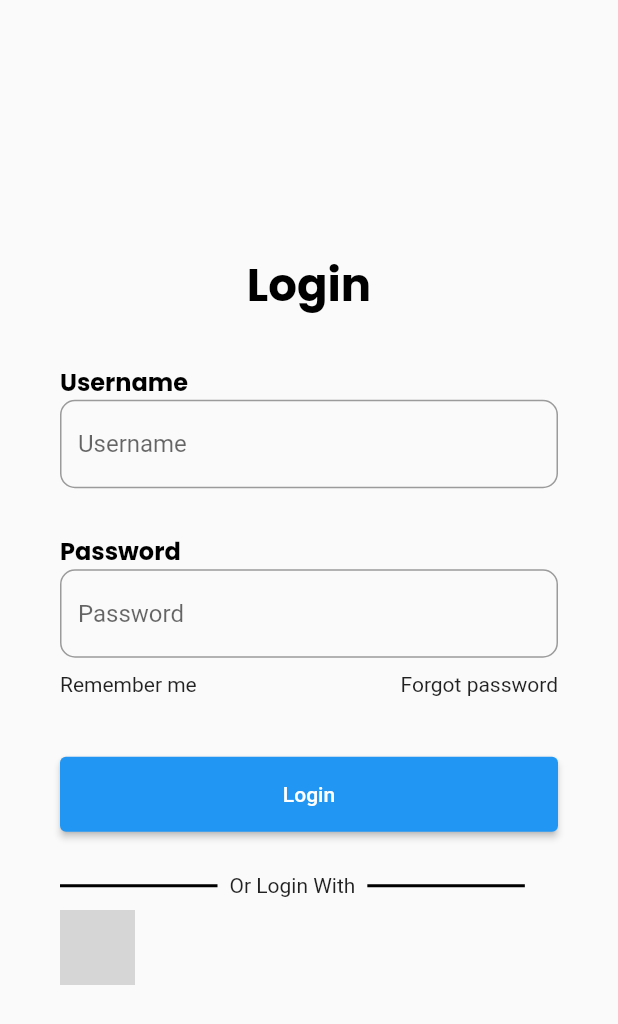
After one commit to DOJYDOMINIC/myproject, a Flutter app: the screen it shows after launch, on a phone screen of 412 x 824 dp. The commit adds this screen. Shown: the top 1024 px of the screen. Run offline on Flutter 3.47's test engine with Material 2 defaults, Android fonts, the phone set to English and light mode, and no system bars; our stand-ins replace easy_localization, flutter_tts, google_fonts, lottie; grey boxes are pictures that could not be loaded.

Commit message:
login,autoplay

```diff
--- /dev/null
+++ b/lib/constant/colors.dart
@@ -0,0 +1,12 @@
+import 'package:flutter/material.dart';
+//Const color used in application
+class ColorConst {
+  // Payment page color constants
+  static const Color black=Color(0xff000000);
+  static const Color blue=Color(0xff0e70b9);
+  static const Color orange=Color(0xffee741f);
+  static const Color green=Color(0xff16b31c);
+  static const Color white=Colors.white;
+  static  Color borderColor=Colors.grey.shade300;
+  static  Color textMediumColor=Colors.grey.shade700;
+}
--- /dev/null
+++ b/lib/constant/textstyle.dart
@@ -0,0 +1,6 @@
+
+import 'package:flutter/material.dart';
+import 'package:google_fonts/google_fonts.dart';
+
+TextStyle heading = GoogleFonts.poppins(fontSize: 30,color:Color(0xff000000),fontWeight: FontWeight.bold);
+TextStyle subtext = GoogleFonts.poppins(fontSize: 16,color:Color(0xff000000),fontWeight: FontWeight.bold);
--- a/lib/main.dart
+++ b/lib/main.dart
@@ -1,6 +1,6 @@
 import 'package:easy_localization/easy_localization.dart';
 import 'package:flutter/material.dart';
-import 'package:myproject/view/homepage.dart';
+import 'package:myproject/view/admin/admin_login.dart';
 import 'package:provider/provider.dart';
 
 import 'control/providers/providerone.dart';
@@ -32,7 +32,7 @@ class MyApp extends StatelessWidget {
         localizationsDelegates: context.localizationDelegates,
         supportedLocales: context.supportedLocales,
         locale: context.locale,
-        home: Consumer(builder: (context, value, child) => HomePage()),
+        home: Consumer(builder: (context, value, child) => AdminLogin()),
       ),
     );
   }
--- /dev/null
+++ b/lib/view/admin/admin_login.dart
@@ -0,0 +1,92 @@
+
+import 'package:flutter/material.dart';
+import 'package:myproject/constant/textstyle.dart';
+import '../homepage.dart';
+import '../widgets/textfields.dart';
+
+class AdminLogin extends StatelessWidget {
+  const AdminLogin({Key? key}) : super(key: key);
+
+  @override
+  Widget build(BuildContext context) {
+    final width = MediaQuery.of(context).size.width;
+    return Scaffold(
+      body: Padding(
+        padding: const EdgeInsets.only(left: 40,right: 40),
+        child: Column(
+          mainAxisAlignment: MainAxisAlignment.center,
+          crossAxisAlignment: CrossAxisAlignment.start,
+          children: [
+            Center(child: Text('Login',style: heading,)),
+            SizedBox(height: 30,),
+            TextFieldss(title: 'Username', hint: 'Username',),
+            SizedBox(height: 30,),
+            TextFieldss(title: 'Password', hint: 'Password'),
+            SizedBox(height: 10,),
+            Row(
+              mainAxisAlignment: MainAxisAlignment.spaceBetween,
+              children: [
+                Text('Remember me'),
+                Text('Forgot password')
+              ],
+            ),
+            SizedBox(height: 40,),
+            Center(
+              child: SizedBox(
+                width: width,
+                height: 50,
+                child: ElevatedButton(onPressed: (){
+                  Navigator.pushReplacement(context, MaterialPageRoute(builder: (context) => HomePage(),));
+                }, child: Text('Login')),
+              ),
+            ),
+            SizedBox(height: 20,),
+            Row(
+              children: [
+                Container(
+                  height: 2,
+                  width: 105,
+                  color: Colors.black,
+                ),
+                Padding(
+                  padding: const EdgeInsets.all(8.0),
+                  child: Text('Or Login With'),
+                ),
+                Container(
+                  height: 2,
+                  width: 105,
+                  color: Colors.black,
+                ),
+              ],
+            ),
+            Row(
+              children: [
+                Container(
+                  height: 50,
+                  width: 50,
+                  decoration: BoxDecoration(image: DecorationImage(
+                    fit: BoxFit.cover,
+                      image: AssetImage('assets/images/google.png'))),
+                ),
+                // Container(
+                //   height: 50,
+                //   width: 50,
+                //   decoration: BoxDecoration(image: DecorationImage(
+                //       fit: BoxFit.cover,
+                //       image: AssetImage('assets/images/fb.png'))),
+                // ),
+                // Container(
+                //   height: 50,
+                //   width: 50,
+                //   decoration: BoxDecoration(image: DecorationImage(
+                //       fit: BoxFit.cover,
+                //       image: AssetImage('assets/images/tetr.png'))),
+                // ),
+              ],
+            )
+          ],
+        ),
+      ),
+    );
+  }
+}
--- /dev/null
+++ b/lib/view/admin/andmin_reg.dart
@@ -0,0 +1,12 @@
+import 'package:flutter/material.dart';
+
+class SignUp extends StatelessWidget {
+  const SignUp({Key? key}) : super(key: key);
+
+  @override
+  Widget build(BuildContext context) {
+    return Scaffold(
+
+    );
+  }
+}
--- a/lib/view/homepage.dart
+++ b/lib/view/homepage.dart
@@ -6,6 +6,7 @@ import 'package:myproject/view/widgets/bubbles.dart';
 import 'package:myproject/view/widgets/lotties.dart';
 import 'package:provider/provider.dart';
 import '../control/providers/providerone.dart';
+
 
 class HomePage extends StatefulWidget {
   const HomePage({Key? key}) : super(key: key);
--- /dev/null
+++ b/lib/view/widgets/flexiblebutton.dart
@@ -0,0 +1,24 @@
+
+import 'package:flutter/Material.dart';
+
+class FlexibleButton extends StatelessWidget {
+  const FlexibleButton({Key? key, required this.height, required this.width, required this.image, }) : super(key: key);
+  final double height;
+  final double width;
+  final String image;
+  // final Color? color;
+
+  @override
+  Widget build(BuildContext context) {
+
+    return Container(
+      width:width,
+      height:height,
+      decoration: BoxDecoration(
+      image: DecorationImage(
+          fit: BoxFit.cover,
+          image: NetworkImage(image))
+      ),
+    );
+  }
+}
--- /dev/null
+++ b/lib/view/widgets/textfields.dart
@@ -0,0 +1,30 @@
+
+import 'dart:async';
+
+import 'package:flutter/material.dart';
+import '../../constant/textstyle.dart';
+
+class TextFieldss extends StatelessWidget {
+   TextFieldss({Key? key, required this.title, required this.hint, this.Controller}) : super(key: key);
+
+  final String title;
+  final String hint;
+  final TextEditingController? Controller;
+  @override
+  Widget build(BuildContext context) {
+    return Column(
+      crossAxisAlignment: CrossAxisAlignment.start,
+      children: [
+        Text(title,style: subtext,),
+        TextField(
+          controller: Controller,
+          decoration: InputDecoration(
+              hintText: hint,
+              border: OutlineInputBorder(
+                  borderRadius: BorderRadius.circular(10),
+                  borderSide: BorderSide(color:Colors.black))),
+        ),
+      ],
+    );
+  }
+}
--- a/pubspec.yaml
+++ b/pubspec.yaml
@@ -40,6 +40,8 @@ dependencies:
   provider: ^6.0.5
   easy_localization: ^3.0.1
   intl: ^0.17.0
+  google_fonts: ^4.0.4
+  http: ^0.13.6
 
 dev_dependencies:
   flutter_test:
@@ -66,6 +68,7 @@ flutter:
   # To add assets to your application, add an assets section, like this:
   assets:
     - assets/images/
+    - assets/images/icons/
     - anim/
     - assets/translations/
 
```
Also changed, not shown: assets/images/icons/fb.png (added), assets/images/icons/google.png (added), assets/images/icons/twtr.png (added), lib/constant/style.dart (added), pubspec.lock.
